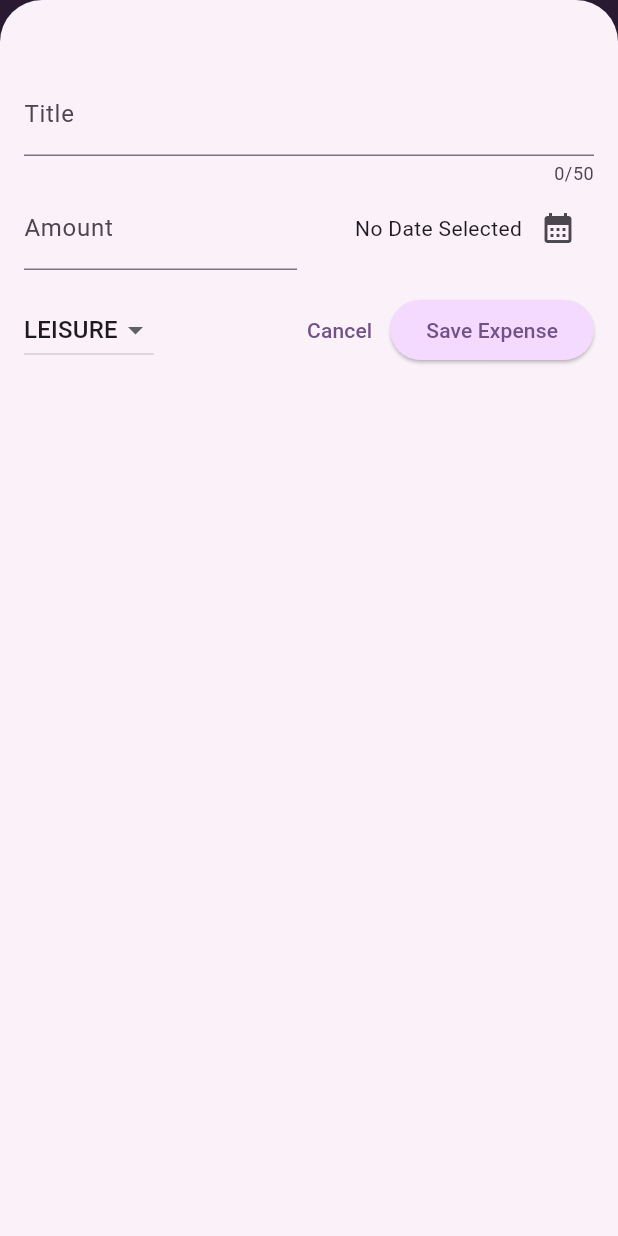
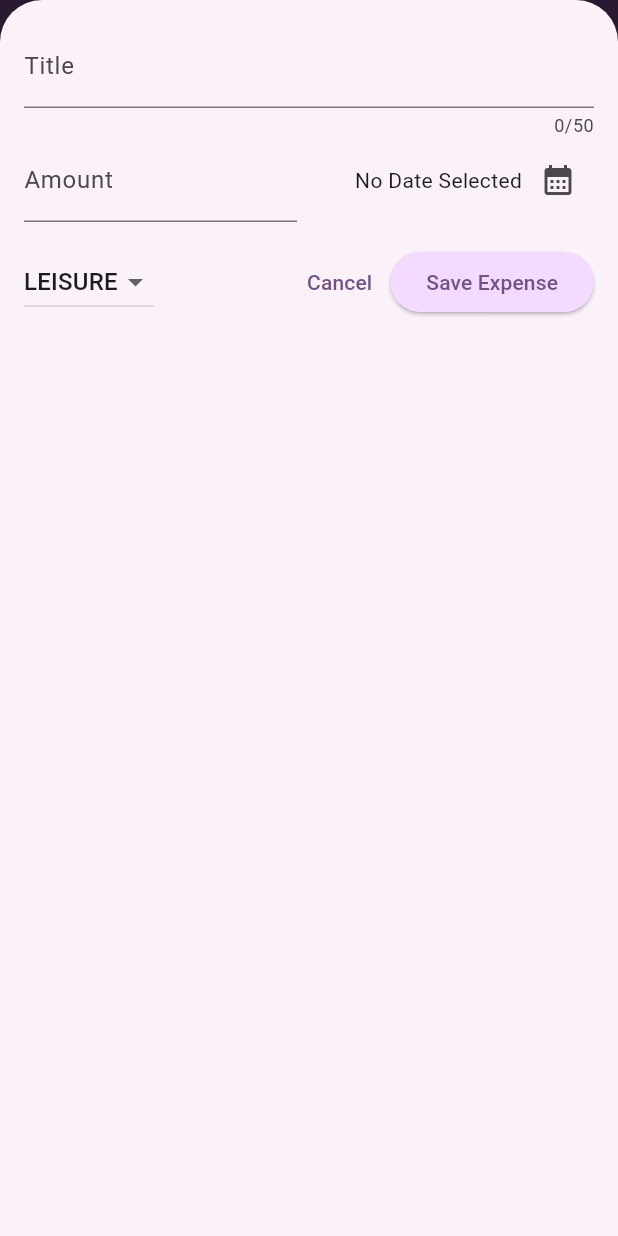
Before and after one commit to Sumedhvyas28/Expense_Tracker, a Flutter app: the screen it shows after launch, after a tap on the "add" icon, on a phone screen of 412 x 824 dp. Run offline on Flutter 3.47's test engine with Material 3 defaults, Android fonts, the phone set to English and light mode, and no system bars.

Commit message:
second c

```diff
--- a/lib/widgets/expenses.dart
+++ b/lib/widgets/expenses.dart
@@ -3,6 +3,7 @@ import 'package:expense_tracker/widgets/expenses_list/expenses_list.dart';
 import 'package:expense_tracker/widgets/new_expense.dart';
 import 'package:flutter/material.dart';
 import 'package:expense_tracker/models/expense.dart';
+import 'package:flutter/widgets.dart';
 
 class Expenses extends StatefulWidget {
   const Expenses({super.key});
@@ -42,6 +43,7 @@ class _ExpensesState extends State<Expenses> {
 
   void _openAddExpenseOverlay() {
     showModalBottomSheet(
+      useSafeArea: true,
       isScrollControlled: true,
       context: context,
       builder: (ctx) => NewExpense(
@@ -81,6 +83,8 @@ class _ExpensesState extends State<Expenses> {
 
   @override
   Widget build(BuildContext context) {
+    final width = MediaQuery.of(context).size.width;
+
     Widget mainContent = const Center(
       child: Text('No expenses found. Start adding some!'),
     );
@@ -101,10 +105,21 @@ class _ExpensesState extends State<Expenses> {
           ),
         ],
       ),
-      body: Column(
+      body: width < 600
+          ? Column(
               children: [
                 Chart(
                   expenses: _registeredExpenses,
+                ),
+                Expanded(child: mainContent),
+              ],
+            )
+          : Row(
+              children: [
+                Expanded(
+                  child: Chart(
+                    expenses: _registeredExpenses,
+                  ),
                 ),
                 Expanded(child: mainContent),
               ],
--- a/lib/widgets/new_expense.dart
+++ b/lib/widgets/new_expense.dart
@@ -77,8 +77,12 @@ class _NewExpense extends State<NewExpense> {
 
   @override
   Widget build(BuildContext context) {
-    return Padding(
-      padding: const EdgeInsets.fromLTRB(16, 48, 16, 16),
+    final keyboardSpace = MediaQuery.of(context).viewInsets.bottom;
+    return SizedBox(
+      height: double.infinity,
+      child: SingleChildScrollView(
+        child: Padding(
+          padding: EdgeInsets.fromLTRB(16, 16, 16, keyboardSpace + 16),
           child: Column(
             children: [
               TextField(
@@ -162,6 +166,8 @@ class _NewExpense extends State<NewExpense> {
               )
             ],
           ),
+        ),
+      ),
     );
   }
 }
```
Lines whose indentation alone changed are shown as unchanged.
